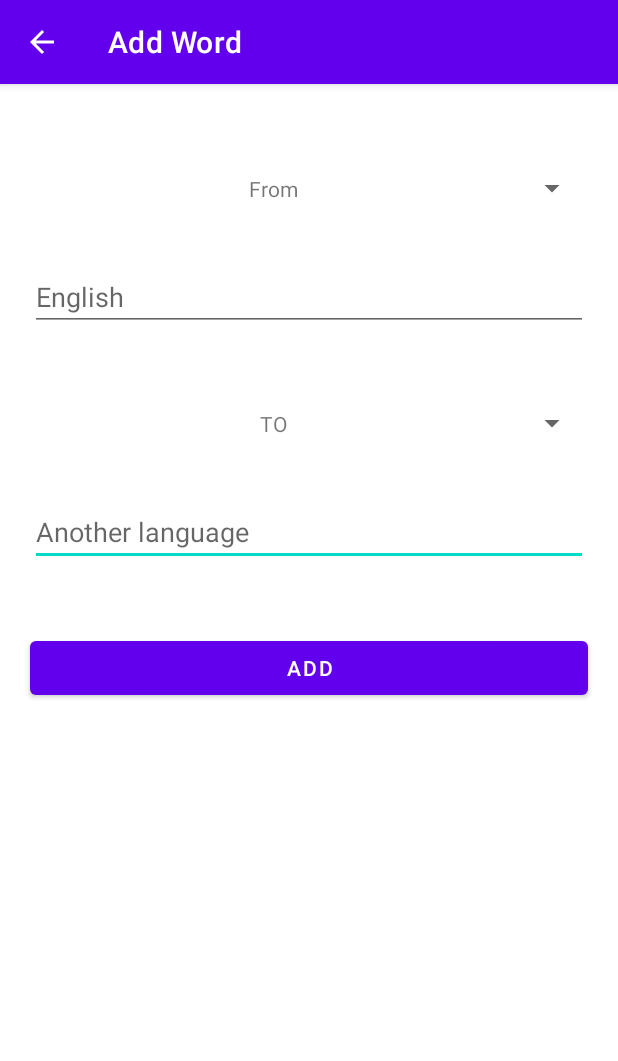
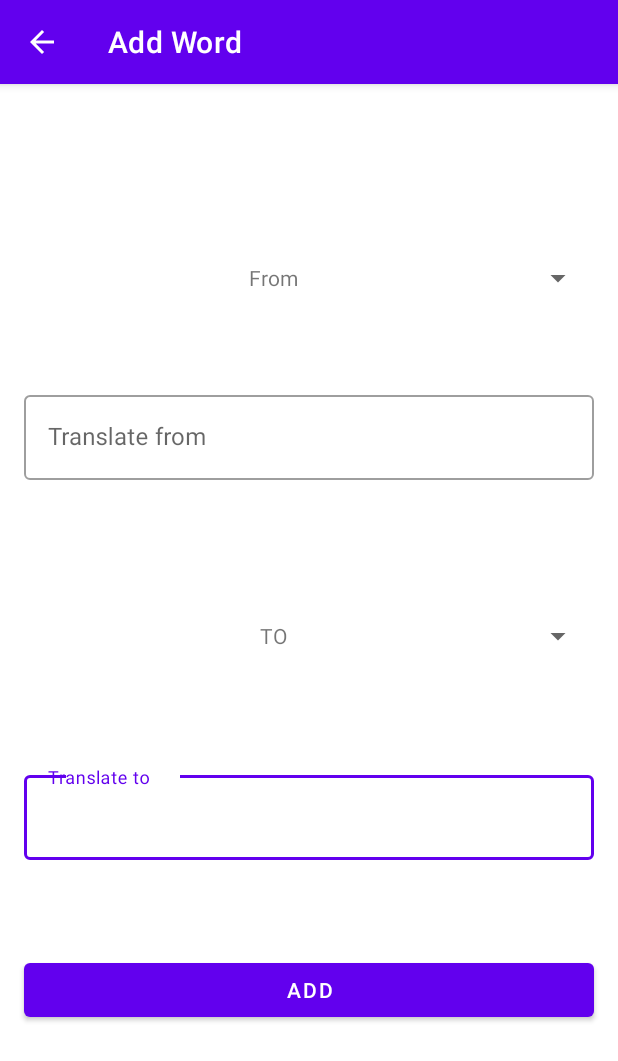
Before and after one commit to ArtemKlym/SimpleCards, an Android app: the AddWordActivity screen opened directly, with no data from a screen before it, on a phone screen of 412 x 824 dp. Shown: the top 1061 px of the screen. Run offline under Robolectric (Android 15) with nearby library versions, the light colour scheme and no system bars; libraries missing offline, so code that uses them is left out: com.google.firebase.ml.

Commit message:
Redesigned editText fields

```diff
--- a/app/src/main/java/com/example/simplecards/activities/AddWordActivity.java
+++ b/app/src/main/java/com/example/simplecards/activities/AddWordActivity.java
@@ -19,6 +19,7 @@ import com.example.simplecards.R;
 import com.example.simplecards.database.MyDataBaseHelper;
 import com.google.android.gms.tasks.OnFailureListener;
 import com.google.android.gms.tasks.OnSuccessListener;
+import com.google.android.material.textfield.TextInputEditText;
 import com.google.firebase.ml.common.modeldownload.FirebaseModelDownloadConditions;
 import com.google.firebase.ml.naturallanguage.FirebaseNaturalLanguage;
 import com.google.firebase.ml.naturallanguage.translate.FirebaseTranslateLanguage;
@@ -89,10 +90,12 @@ public class AddWordActivity extends AppCompatActivity {
         originText.addTextChangedListener(new TextWatcher() {
             @Override
             public void beforeTextChanged(CharSequence charSequence, int i, int i1, int i2) {
+
             }
 
             @Override
             public void onTextChanged(CharSequence charSequence, int i, int i1, int i2) {
+
             }
 
             @Override
@@ -182,7 +185,7 @@ public class AddWordActivity extends AppCompatActivity {
         translateTextView = findViewById(R.id.txtViewLoad);
 
         originText = findViewById(R.id.edtTxtOriginalWord);
-        translatedText = findViewById(R.id.edtTxtTranslatedlWord);
+        translatedText = findViewById(R.id.edtTxtTranslatedWord);
 
         fromSpinner = findViewById(R.id.spinnerSelectLang1);
         toSpinner = findViewById(R.id.spinnerSelectLang2);
--- a/app/src/main/res/layout/activity_add_word.xml
+++ b/app/src/main/res/layout/activity_add_word.xml
@@ -6,78 +6,104 @@
     android:layout_height="match_parent"
     tools:context=".activities.AddWordActivity">
 
-    <EditText
-        android:id="@+id/edtTxtTranslatedlWord"
-        android:layout_width="match_parent"
-        android:layout_height="wrap_content"
-        android:layout_marginStart="20dp"
-        android:layout_marginTop="36dp"
-        android:layout_marginEnd="20dp"
-        android:ems="10"
-        android:hint="Another language"
-        android:inputType="text"
-        app:layout_constraintEnd_toEndOf="@+id/edtTxtOriginalWord"
-        app:layout_constraintStart_toStartOf="@+id/edtTxtOriginalWord"
-        app:layout_constraintTop_toBottomOf="@+id/spinnerSelectLang2" />
-
-    <EditText
-        android:id="@+id/edtTxtOriginalWord"
-        android:layout_width="match_parent"
-        android:layout_height="wrap_content"
-        android:layout_marginStart="20dp"
-        android:layout_marginTop="36dp"
-        android:layout_marginEnd="20dp"
-        android:ems="10"
-        android:hint="English"
-        android:inputType="text"
-        app:layout_constraintEnd_toEndOf="parent"
-        app:layout_constraintHorizontal_bias="0.0"
-        app:layout_constraintStart_toStartOf="parent"
-        app:layout_constraintTop_toBottomOf="@+id/spinnerSelectLang1" />
 
     <Button
         android:id="@+id/btnAddNewWord"
         android:layout_width="match_parent"
         android:layout_height="wrap_content"
-        android:layout_marginStart="20dp"
-        android:layout_marginTop="44dp"
-        android:layout_marginEnd="20dp"
+        android:layout_marginStart="16dp"
+        android:layout_marginEnd="16dp"
+        android:layout_marginBottom="140dp"
         android:text="Add"
-        app:layout_constraintEnd_toEndOf="@+id/edtTxtTranslatedlWord"
-        app:layout_constraintHorizontal_bias="0.1"
-        app:layout_constraintStart_toStartOf="@+id/edtTxtTranslatedlWord"
-        app:layout_constraintTop_toBottomOf="@+id/edtTxtTranslatedlWord" />
+        app:layout_constraintBottom_toBottomOf="parent"
+        app:layout_constraintEnd_toEndOf="parent"
+        app:layout_constraintHorizontal_bias="0.0"
+        app:layout_constraintStart_toStartOf="parent" />
 
     <Spinner
         android:id="@+id/spinnerSelectLang1"
         android:layout_width="match_parent"
         android:layout_height="wrap_content"
-        android:layout_marginStart="20dp"
-        android:layout_marginTop="56dp"
-        android:layout_marginEnd="20dp"
-        app:layout_constraintEnd_toEndOf="@+id/edtTxtOriginalWord"
-        app:layout_constraintStart_toStartOf="@+id/edtTxtOriginalWord"
-        app:layout_constraintTop_toTopOf="parent" />
+        android:layout_marginStart="16dp"
+        android:layout_marginEnd="16dp"
+        android:layout_marginBottom="20dp"
+        android:minHeight="48dp"
+        app:layout_constraintBottom_toTopOf="@+id/textInputLayout"
+        app:layout_constraintEnd_toEndOf="parent"
+        app:layout_constraintStart_toStartOf="parent"
+        app:layout_constraintTop_toBottomOf="@+id/txtViewLoad"
+        app:layout_constraintVertical_bias="0.545" />
 
     <Spinner
         android:id="@+id/spinnerSelectLang2"
         android:layout_width="match_parent"
         android:layout_height="wrap_content"
-        android:layout_marginStart="20dp"
-        android:layout_marginTop="48dp"
-        android:layout_marginEnd="20dp"
-        app:layout_constraintEnd_toEndOf="@+id/edtTxtTranslatedlWord"
-        app:layout_constraintStart_toStartOf="@+id/edtTxtTranslatedlWord"
-        app:layout_constraintTop_toBottomOf="@+id/edtTxtOriginalWord" />
+        android:layout_marginStart="16dp"
+        android:layout_marginEnd="16dp"
+        android:minHeight="48dp"
+        app:layout_constraintBottom_toTopOf="@+id/btnAddNewWord"
+        app:layout_constraintEnd_toEndOf="parent"
+        app:layout_constraintHorizontal_bias="0.0"
+        app:layout_constraintStart_toStartOf="parent"
+        app:layout_constraintTop_toTopOf="parent"
+        app:layout_constraintVertical_bias="0.646"
+        tools:ignore="SpeakableTextPresentCheck" />
 
     <TextView
         android:id="@+id/txtViewLoad"
         android:layout_width="wrap_content"
         android:layout_height="wrap_content"
-        android:layout_marginTop="16dp"
+        app:layout_constraintBottom_toTopOf="@+id/textInputLayout"
         app:layout_constraintEnd_toEndOf="parent"
         app:layout_constraintHorizontal_bias="0.498"
         app:layout_constraintStart_toStartOf="parent"
-        app:layout_constraintTop_toTopOf="parent" />
+        app:layout_constraintTop_toTopOf="parent"
+        app:layout_constraintVertical_bias="0.282" />
+
+    <com.google.android.material.textfield.TextInputLayout
+        android:layout_width="match_parent"
+        android:layout_height="wrap_content"
+        android:hint="Translate to"
+        style="@style/Widget.MaterialComponents.TextInputLayout.OutlinedBox"
+        app:layout_constraintBottom_toTopOf="@+id/btnAddNewWord"
+        app:layout_constraintEnd_toEndOf="@+id/spinnerSelectLang1"
+        app:layout_constraintHorizontal_bias="0.0"
+        app:layout_constraintStart_toStartOf="@+id/spinnerSelectLang1"
+        app:layout_constraintTop_toBottomOf="@+id/spinnerSelectLang2">
+
+        <EditText
+            android:id="@+id/edtTxtTranslatedWord"
+            android:layout_width="match_parent"
+            android:layout_height="wrap_content"
+            android:layout_marginStart="16dp"
+            android:layout_marginEnd="16dp"
+            android:ems="10"
+            android:inputType="text"
+            android:minHeight="48dp" />
+    </com.google.android.material.textfield.TextInputLayout>
+
+    <com.google.android.material.textfield.TextInputLayout
+        android:id="@+id/textInputLayout"
+        android:layout_width="match_parent"
+        android:layout_height="wrap_content"
+        android:layout_marginStart="16dp"
+        android:layout_marginEnd="16dp"
+        android:hint="Translate from"
+        style="@style/Widget.MaterialComponents.TextInputLayout.OutlinedBox"
+        app:layout_constraintBottom_toTopOf="@+id/spinnerSelectLang2"
+        app:layout_constraintEnd_toEndOf="parent"
+        app:layout_constraintHorizontal_bias="0.0"
+        app:layout_constraintStart_toStartOf="@+id/spinnerSelectLang2"
+        app:layout_constraintTop_toTopOf="parent"
+        app:layout_constraintVertical_bias="0.717">
+
+        <EditText
+            android:id="@+id/edtTxtOriginalWord"
+            android:layout_width="match_parent"
+            android:layout_height="wrap_content"
+            android:ems="10"
+            android:inputType="text" />
+    </com.google.android.material.textfield.TextInputLayout>
+
 
 </androidx.constraintlayout.widget.ConstraintLayout>
```
Lines whose indentation alone changed are shown as unchanged.
